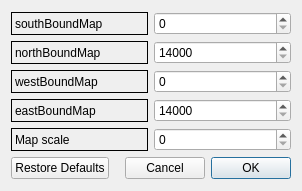
Old version of the form LTEsimGeneratorGUI/Ui/DataForms/maprangeform.ui in the repository moniss23/junit4.
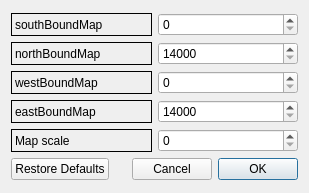
New version of the form.

Diff of the .ui file:
```diff
--- a/LTEsimGeneratorGUI/Ui/DataForms/maprangeform.ui
+++ b/LTEsimGeneratorGUI/Ui/DataForms/maprangeform.ui
@@ -6,8 +6,8 @@
    <rect>
     <x>0</x>
     <y>0</y>
-    <width>302</width>
-    <height>191</height>
+    <width>309</width>
+    <height>193</height>
    </rect>
   </property>
   <property name="windowTitle">
```
Left out of the diff: 2 changed lines with no effect on the pictures.
